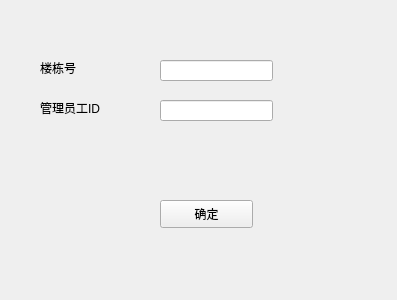
Old version of the form UI/update_ui/update_building.ui in the repository JJLee7447/property_management_system.
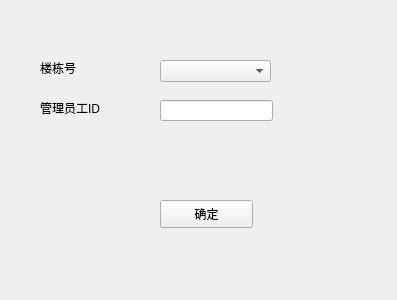
New version of the form.

Diff of the .ui file:
```diff
--- a/UI/update_ui/update_building.ui
+++ b/UI/update_ui/update_building.ui
@@ -39,16 +39,6 @@
     <string>管理员工ID</string>
    </property>
   </widget>
-  <widget class="QLineEdit" name="building_id_lineEdit">
-   <property name="geometry">
-    <rect>
-     <x>160</x>
-     <y>60</y>
-     <width>113</width>
-     <height>21</height>
-    </rect>
-   </property>
-  </widget>
   <widget class="QLineEdit" name="staff_id_lineEdit">
    <property name="geometry">
     <rect>
@@ -72,6 +62,16 @@
     <string>楼栋号</string>
    </property>
   </widget>
+  <widget class="QComboBox" name="building_id_comboBox">
+   <property name="geometry">
+    <rect>
+     <x>160</x>
+     <y>60</y>
+     <width>111</width>
+     <height>22</height>
+    </rect>
+   </property>
+  </widget>
  </widget>
  <resources/>
  <connections/>
```
